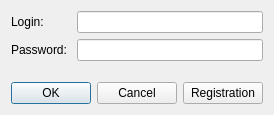
This is client/loginform.ui in Lordgprs/GuiChat as Qt 5 draws it before an edit. The edited form follows.
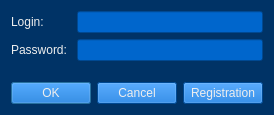
This is the edited form.

What changed in the file:
```diff
--- a/client/loginform.ui
+++ b/client/loginform.ui
@@ -13,6 +13,14 @@
   <property name="windowTitle">
    <string>Login to chat</string>
   </property>
+  <property name="styleSheet">
+   <string notr="true">QWidget {background-color: #003366; color: #EEEEEE}
+QPushButton {background-color: #0066CC;}
+QListWidget{background-color: #0066CC;}
+QTextBrowser{background-color: #0066CC;}
+QLineEdit{background-color: #0066CC;}
+</string>
+  </property>
   <layout class="QVBoxLayout" name="verticalLayout">
    <item>
     <layout class="QFormLayout" name="formLayout">
```
